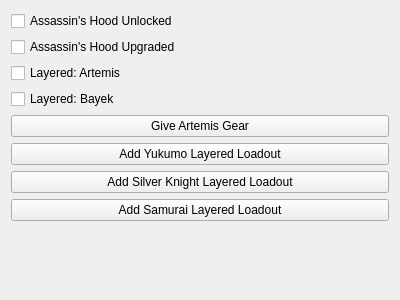
The window that gui/info/limitedunlocks.ui (EnderHDMC/MHWISaveEditor) describes before a commit, drawn with Qt 5.
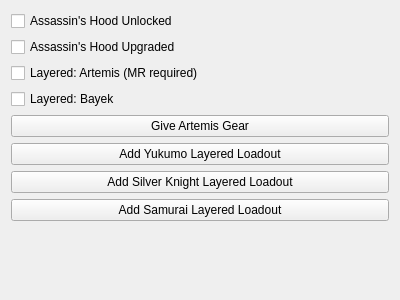
The same window after the commit.

What changed in the file:
```diff
--- a/gui/info/limitedunlocks.ui
+++ b/gui/info/limitedunlocks.ui
@@ -31,7 +31,7 @@
    <item>
     <widget class="QCheckBox" name="chkLayeredArtemis">
      <property name="text">
-      <string comment="Whether the Artemis Layered is unlocked.">Layered: Artemis</string>
+      <string comment="Whether the Artemis Layered is unlocked.">Layered: Artemis (MR required)</string>
      </property>
     </widget>
    </item>
```
